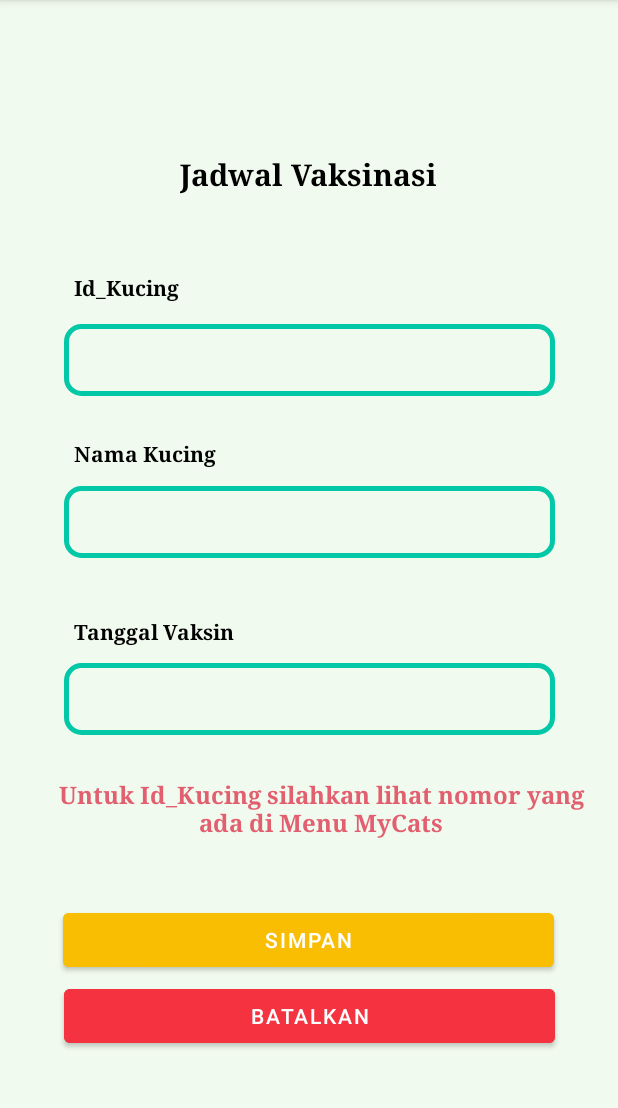
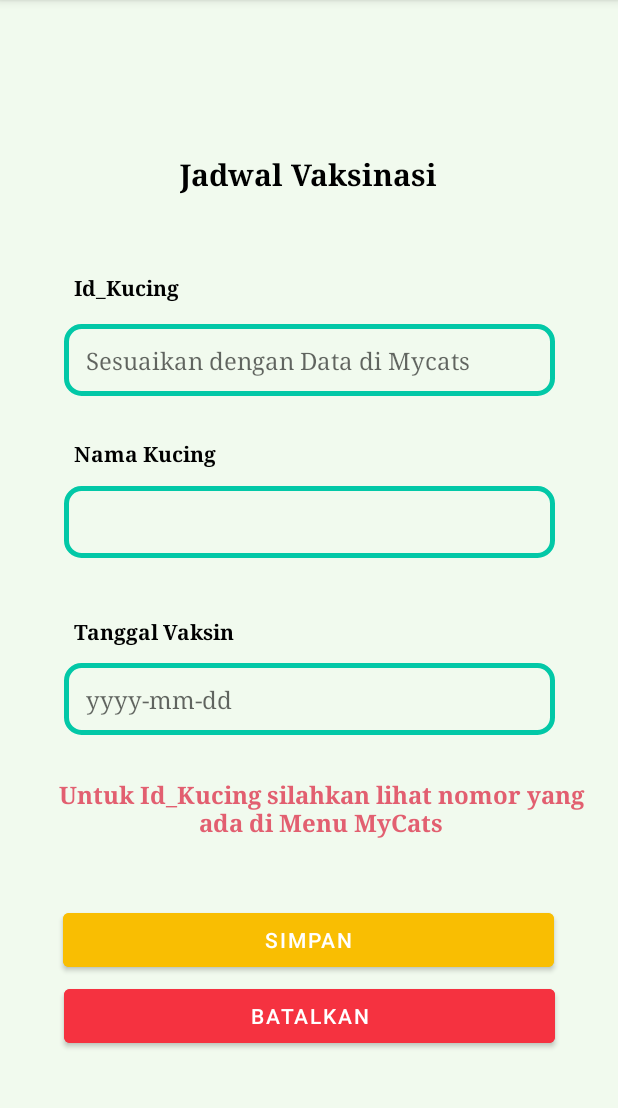
Before and after one commit to Tiarasekarsini/FinalProject_20200140067_B, an Android app: the TambahJadwal screen opened directly, with no data from a screen before it, on a phone screen of 412 x 824 dp, the part 84-1192 px from its top. Run offline under Robolectric (Android 15) with nearby library versions, the phone set to English and light mode, and no system bars; our stand-ins replace Volley; network calls fail.

Commit message:
Menambahkan padding di drawable

```diff
--- a/app/src/main/res/drawable/blok.xml
+++ b/app/src/main/res/drawable/blok.xml
@@ -4,6 +4,7 @@
         <shape>
             <corners android:radius="10dp"/>
             <solid android:color="@color/Aquamarine" android:width="2dp"/>
+            <padding android:left="15dp"/>
         </shape>
     </item>
 </selector>
--- a/app/src/main/res/drawable/border.xml
+++ b/app/src/main/res/drawable/border.xml
@@ -4,6 +4,7 @@
         <shape>
             <corners android:radius="10dp"/>
             <stroke android:color="@color/Aquamarine" android:width="3dp"/>
+            <padding android:left="15dp"/>
         </shape>
     </item>
 
--- a/app/src/main/res/layout/activity_kelola_kucing.xml
+++ b/app/src/main/res/layout/activity_kelola_kucing.xml
@@ -75,6 +75,7 @@
         android:id="@+id/tvJenisK"
         android:layout_width="163dp"
         android:layout_height="45dp"
+        android:background="@drawable/blok"
         android:text="aaaa"
         android:textColor="@color/black"
         android:textSize="14sp"
@@ -149,7 +150,7 @@
         android:layout_height="48dp"
         android:layout_marginRight="15dp"
         android:backgroundTint="@color/Golden"
-        android:text="Simpan"
+        android:text="Update"
         app:layout_constraintBottom_toBottomOf="parent"
         app:layout_constraintEnd_toEndOf="parent"
         app:layout_constraintHorizontal_bias="0.784"
--- a/app/src/main/res/layout/activity_tambah_jadwal.xml
+++ b/app/src/main/res/layout/activity_tambah_jadwal.xml
@@ -44,6 +44,7 @@
         android:layout_height="48dp"
         android:background="@drawable/border"
         android:ems="10"
+        android:hint="Sesuaikan dengan Data di Mycats"
         android:inputType="textPersonName"
         android:textSize="16sp"
         android:typeface="serif"
@@ -108,6 +109,7 @@
         android:layout_height="48dp"
         android:background="@drawable/border"
         android:ems="10"
+        android:hint="yyyy-mm-dd"
         android:inputType="textPersonName"
         android:textSize="16sp"
         android:typeface="serif"
--- a/app/src/main/res/layout/activity_tambah_kucing.xml
+++ b/app/src/main/res/layout/activity_tambah_kucing.xml
@@ -76,6 +76,7 @@
         android:layout_height="45dp"
         android:background="@drawable/border"
         android:ems="10"
+        android:hint="Jantan/Betina"
         android:inputType="textPersonName"
         android:textSize="16sp"
         android:typeface="serif"
@@ -108,6 +109,7 @@
         android:layout_height="45dp"
         android:background="@drawable/border"
         android:ems="10"
+        android:hint="yyyy-mm-dd"
         android:inputType="textPersonName"
         android:textSize="16sp"
         android:typeface="serif"
```
